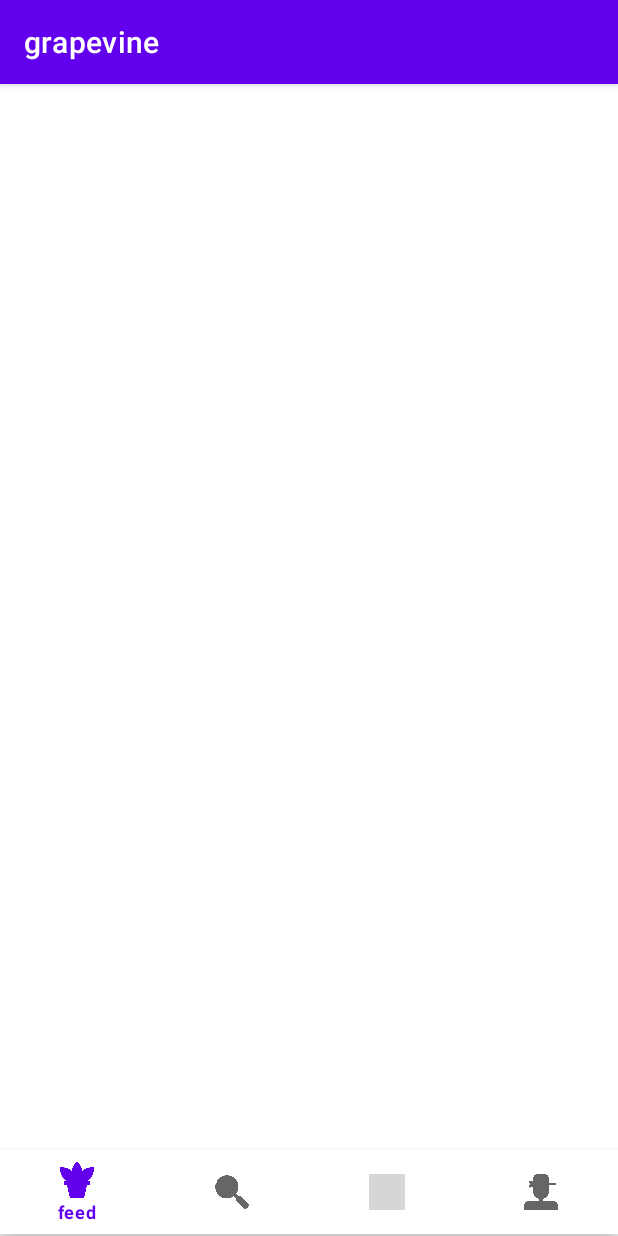
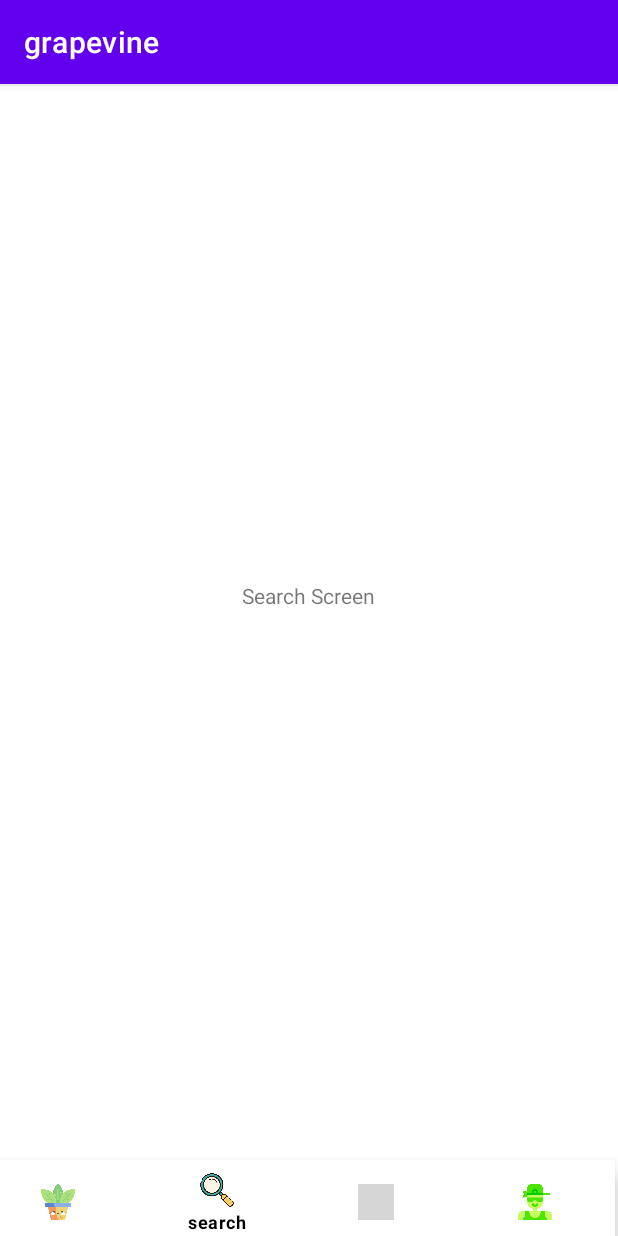
Before and after one commit to Group4-CodePath/grapevine, an Android app: the MainActivity screen opened directly, with no data from a screen before it, item 2 of the bottom bar chosen, on a phone screen of 412 x 824 dp. Run offline under Robolectric (Android 15) with nearby library versions, the phone set to English and light mode, and no system bars; grey boxes are pictures that could not be loaded.

Commit message:
Added fragments and modified navigation bar
Added Feed, Post, Profile, and Search Fragments for the navigation bar.

```diff
--- a/app/build.gradle
+++ b/app/build.gradle
@@ -32,6 +32,7 @@ dependencies {
     implementation 'androidx.appcompat:appcompat:1.3.1'
     implementation 'com.google.android.material:material:1.4.0'
     implementation 'androidx.constraintlayout:constraintlayout:2.1.1'
+    implementation 'androidx.legacy:legacy-support-v4:1.0.0'
     testImplementation 'junit:junit:4.+'
     androidTestImplementation 'androidx.test.ext:junit:1.1.3'
     androidTestImplementation 'androidx.test.espresso:espresso-core:3.4.0'
--- a/app/src/main/java/com/example/grapevine/MainActivity.java
+++ b/app/src/main/java/com/example/grapevine/MainActivity.java
@@ -5,36 +5,51 @@ import android.view.MenuItem;
 
 import androidx.annotation.NonNull;
 import androidx.appcompat.app.AppCompatActivity;
+import androidx.fragment.app.Fragment;
+import androidx.fragment.app.FragmentManager;
 
+import com.example.grapevine.fragments.FeedFragment;
+import com.example.grapevine.fragments.PostFragment;
+import com.example.grapevine.fragments.ProfileFragment;
+import com.example.grapevine.fragments.SearchFragment;
 import com.google.android.material.bottomnavigation.BottomNavigationView;
 
 public class MainActivity extends AppCompatActivity {
 
+    final FragmentManager fragmentManager = getSupportFragmentManager();
+    private BottomNavigationView bottomNavigationView;
+
     @Override
     protected void onCreate(Bundle savedInstanceState) {
         super.onCreate(savedInstanceState);
-        setContentView(R.layout.activity_feed);
-        BottomNavigationView bottomNavigationView = findViewById(R.id.bottom_navigation);
+        setContentView(R.layout.activity_main);
+        bottomNavigationView = findViewById(R.id.bottom_navigation);
+        bottomNavigationView.setItemIconTintList(null);
 
         bottomNavigationView.setOnItemSelectedListener(new BottomNavigationView.OnItemSelectedListener() {
             @Override
             public boolean onNavigationItemSelected(@NonNull MenuItem item) {
+                Fragment fragment = new FeedFragment();
                 switch (item.getItemId()) {
                     case R.id.homepage:
-                        // do something here
-                        return true;
+                        fragment = new FeedFragment();
+                        break;
                     case R.id.search:
-                        setContentView(R.layout.activity_search);
-                        return true;
+                        fragment = new SearchFragment();
+                        break;
                     case R.id.post:
-                        setContentView(R.layout.activity_post);
-                        return true;
+                        fragment = new PostFragment();
+                        break;
                     case R.id.profile:
-                        setContentView(R.layout.activity_profile);
-                        return true;
-                    default: return true;
+                        fragment = new ProfileFragment();
+                        break;
+                    default:
+                        break;
                 }
+                fragmentManager.beginTransaction().replace(R.id.rlContainer, fragment).commit();
+                return true;
             }
         });
+        bottomNavigationView.setSelectedItemId(R.id.homepage);
     }
 }
--- /dev/null
+++ b/app/src/main/java/com/example/grapevine/fragments/FeedFragment.java
@@ -0,0 +1,36 @@
+package com.example.grapevine.fragments;
+
+import android.os.Bundle;
+import android.view.LayoutInflater;
+import android.view.View;
+import android.view.ViewGroup;
+
+import androidx.annotation.NonNull;
+import androidx.annotation.Nullable;
+import androidx.fragment.app.Fragment;
+
+import com.example.grapevine.R;
+
+/**
+ * A simple {@link Fragment} subclass.
+ */
+public class FeedFragment extends Fragment {
+
+    public FeedFragment() {
+        // Required empty public constructor
+    }
+
+    @Override
+    public View onCreateView(LayoutInflater inflater, ViewGroup container,
+                             Bundle savedInstanceState) {
+        // Inflate the layout for this fragment
+        return inflater.inflate(R.layout.feedfragment, container, false);
+
+    }
+
+    @Override
+    public void onViewCreated(@NonNull View view, @Nullable Bundle savedInstanceState) {
+        super.onViewCreated(view, savedInstanceState);
+
+    }
+}
--- /dev/null
+++ b/app/src/main/java/com/example/grapevine/fragments/SearchFragment.java
@@ -0,0 +1,35 @@
+package com.example.grapevine.fragments;
+
+import android.os.Bundle;
+import android.view.LayoutInflater;
+import android.view.View;
+import android.view.ViewGroup;
+
+import androidx.annotation.NonNull;
+import androidx.annotation.Nullable;
+import androidx.fragment.app.Fragment;
+
+import com.example.grapevine.R;
+
+/**
+ * A simple {@link Fragment} subclass.
+ */
+public class SearchFragment extends Fragment {
+
+    public SearchFragment() {
+        // Required empty public constructor
+    }
+
+    @Override
+    public View onCreateView(LayoutInflater inflater, ViewGroup container,
+                             Bundle savedInstanceState) {
+        // Inflate the layout for this fragment
+        return inflater.inflate(R.layout.searchfragment, container, false);
+    }
+
+    @Override
+    public void onViewCreated(@NonNull View view, @Nullable Bundle savedInstanceState) {
+        super.onViewCreated(view, savedInstanceState);
+
+    }
+}
--- /dev/null
+++ b/app/src/main/res/layout/activity_main.xml
@@ -0,0 +1,33 @@
+<?xml version="1.0" encoding="utf-8"?>
+
+<RelativeLayout xmlns:android="http://schemas.android.com/apk/res/android"
+    xmlns:app="http://schemas.android.com/apk/res-auto"
+    android:id="@+id/rlContainer"
+    android:layout_width="match_parent"
+    android:layout_height="match_parent"
+    >
+
+    <FrameLayout
+        android:id="@+id/flSearch"
+        android:layout_width="match_parent"
+        android:layout_height="match_parent"
+        android:layout_above="@id/bottom_navigation"
+        android:layout_alignParentStart="true"
+        android:layout_alignParentTop="true"
+        android:layout_marginTop="-2dp"
+        android:layout_marginBottom="2dp" />
+
+    <com.google.android.material.bottomnavigation.BottomNavigationView
+        android:id="@+id/bottom_navigation"
+        android:layout_width="match_parent"
+        android:layout_height="wrap_content"
+        android:layout_alignParentStart="true"
+        android:layout_alignParentEnd="true"
+        android:layout_alignParentBottom="true"
+        android:layout_marginStart="-14dp"
+        android:layout_marginEnd="2dp"
+        android:layout_marginBottom="-5dp"
+        app:itemTextColor="#000000"
+        app:menu="@menu/menu_bottom_navigation" />
+
+</RelativeLayout>
--- a/app/src/main/res/layout/activity_search.xml
+++ /dev/null
@@ -1,17 +0,0 @@
-<?xml version="1.0" encoding="utf-8"?>
-
-<RelativeLayout xmlns:android="http://schemas.android.com/apk/res/android"
-    xmlns:app="http://schemas.android.com/apk/res-auto"
-    android:id="@+id/rlContainer"
-    android:layout_width="match_parent"
-    android:layout_height="match_parent">
-
-    <com.google.android.material.bottomnavigation.BottomNavigationView
-        android:id="@+id/bottom_navigation"
-        android:layout_width="match_parent"
-        android:layout_height="wrap_content"
-        android:layout_alignParentStart="true"
-        android:layout_alignParentBottom="true"
-        android:layout_marginBottom="1dp"
-        app:menu="@menu/menu_bottom_navigation" />
-</RelativeLayout>
--- /dev/null
+++ b/app/src/main/res/layout/searchfragment.xml
@@ -0,0 +1,19 @@
+<?xml version="1.0" encoding="utf-8"?>
+<RelativeLayout
+    xmlns:android="http://schemas.android.com/apk/res/android"
+    xmlns:tools="http://schemas.android.com/tools"
+    android:layout_width="match_parent"
+    android:layout_height="match_parent"
+    tools:context=".fragments.SearchFragment">
+
+    <TextView
+        android:id="@+id/textView2"
+        android:layout_width="wrap_content"
+        android:layout_height="wrap_content"
+        android:layout_alignParentTop="true"
+        android:layout_centerHorizontal="true"
+        android:layout_marginTop="331dp"
+        android:text="Search Screen" />
+
+
+</RelativeLayout>
--- a/app/src/main/res/menu/menu_bottom_navigation.xml
+++ b/app/src/main/res/menu/menu_bottom_navigation.xml
@@ -1,28 +1,30 @@
 <?xml version="1.0" encoding="utf-8"?>
 <menu xmlns:android="http://schemas.android.com/apk/res/android"
-    xmlns:app="http://schemas.android.com/apk/res-auto">
+    xmlns:app="http://schemas.android.com/apk/res-auto"
+    >
+
     <item
         android:id="@+id/homepage"
         android:enabled="true"
         android:icon="@drawable/feed"
         android:title="feed"
-        android:background="#6EC372"
-        app:showAsAction="ifRoom" />
+        app:showAsAction="always" />
     <item
         android:id="@+id/search"
         android:enabled="true"
         android:icon="@drawable/search"
         android:title="search"
-        app:showAsAction="ifRoom" />
+        app:showAsAction="always" />
     <item
         android:id="@+id/post"
         android:enabled="true"
         android:icon="@drawable/plus"
         android:title="post"
-        app:showAsAction="ifRoom" />
-    <item android:id="@+id/profile"
+        app:showAsAction="always" />
+    <item
+        android:id="@+id/profile"
         android:enabled="true"
         android:icon="@drawable/profile"
         android:title="profile"
-        app:showAsAction="ifRoom" />
+        app:showAsAction="always" />
 </menu>
--- a/app/src/main/res/values/strings.xml
+++ b/app/src/main/res/values/strings.xml
@@ -1,3 +1,5 @@
 <resources>
     <string name="app_name">grapevine</string>
+    <!-- TODO: Remove or change this placeholder text -->
+    <string name="hello_blank_fragment">Hello blank fragment</string>
 </resources>
```
Also changed, not shown: app/src/main/java/com/example/grapevine/fragments/PostFragment.java (added, +35 -0 lines), app/src/main/java/com/example/grapevine/fragments/ProfileFragment.java (added, +35 -0 lines), app/src/main/res/layout/activity_feed.xml (deleted, +0 -17 lines), app/src/main/res/layout/activity_post.xml (deleted, +0 -17 lines), app/src/main/res/layout/activity_profile.xml (deleted, +0 -17 lines), app/src/main/res/layout/feedfragment.xml (added, +15 -0 lines), app/src/main/res/layout/postfragment.xml (added, +18 -0 lines), app/src/main/res/layout/profilefragment.xml (added, +18 -0 lines).
